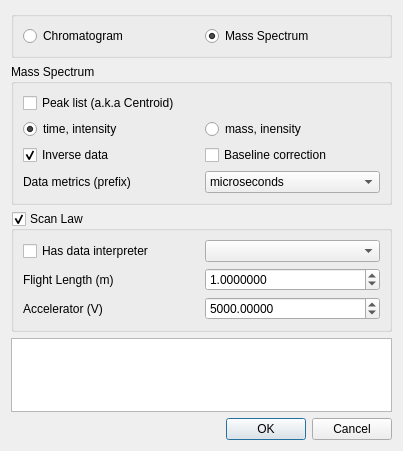
Above: src/adplugins/adtextfile/dialog.ui from qtplatz/qtplatz before the change. Below: the same form after it.
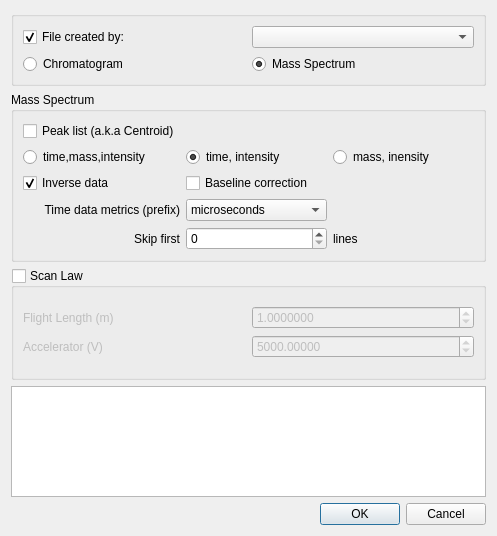
That is the form after the change.

Patch:
```diff
--- a/src/adplugins/adtextfile/dialog.ui
+++ b/src/adplugins/adtextfile/dialog.ui
@@ -6,8 +6,8 @@
    <rect>
     <x>0</x>
     <y>0</y>
-    <width>403</width>
-    <height>451</height>
+    <width>497</width>
+    <height>536</height>
    </rect>
   </property>
   <property name="windowTitle">
@@ -21,15 +21,15 @@
      </property>
      <layout class="QHBoxLayout" name="horizontalLayout_2">
       <item>
-       <layout class="QHBoxLayout" name="horizontalLayout">
-        <item>
+       <layout class="QGridLayout" name="gridLayout_6">
+        <item row="1" column="0">
          <widget class="QRadioButton" name="radioButton">
           <property name="text">
            <string>Chromatogram</string>
           </property>
          </widget>
         </item>
-        <item>
+        <item row="1" column="1">
          <widget class="QRadioButton" name="radioButton_2">
           <property name="text">
            <string>Mass Spectrum</string>
@@ -39,6 +39,19 @@
           </property>
          </widget>
         </item>
+        <item row="0" column="0">
+         <widget class="QCheckBox" name="checkBox">
+          <property name="text">
+           <string>File created by:</string>
+          </property>
+          <property name="checked">
+           <bool>true</bool>
+          </property>
+         </widget>
+        </item>
+        <item row="0" column="1">
+         <widget class="QComboBox" name="comboBox"/>
+        </item>
        </layout>
       </item>
      </layout>
@@ -52,6 +65,23 @@
      <layout class="QGridLayout" name="gridLayout_4">
       <item row="0" column="0">
        <layout class="QGridLayout" name="gridLayout_3">
+        <item row="4" column="0">
+         <widget class="QLabel" name="label_4">
+          <property name="text">
+           <string>Skip first</string>
+          </property>
+          <property name="alignment">
+           <set>Qt::AlignRight|Qt::AlignTrailing|Qt::AlignVCenter</set>
+          </property>
+         </widget>
+        </item>
+        <item row="4" column="1">
+         <widget class="QSpinBox" name="spinBox">
+          <property name="maximum">
+           <number>999</number>
+          </property>
+         </widget>
+        </item>
         <item row="2" column="0">
          <widget class="QCheckBox" name="checkBox_2">
           <property name="text">
@@ -62,23 +92,6 @@
           </property>
          </widget>
         </item>
-        <item row="1" column="0">
-         <widget class="QRadioButton" name="radioButton_3">
-          <property name="text">
-           <string>time, intensity</string>
-          </property>
-          <property name="checked">
-           <bool>true</bool>
-          </property>
-         </widget>
-        </item>
-        <item row="1" column="1">
-         <widget class="QRadioButton" name="radioButton_4">
-          <property name="text">
-           <string>mass, inensity</string>
-          </property>
-         </widget>
-        </item>
         <item row="2" column="1">
          <widget class="QCheckBox" name="checkBox_3">
           <property name="text">
@@ -89,7 +102,10 @@
         <item row="3" column="0">
          <widget class="QLabel" name="label_3">
           <property name="text">
-           <string>Data metrics (prefix)</string>
+           <string>Time data metrics (prefix)</string>
+          </property>
+          <property name="alignment">
+           <set>Qt::AlignRight|Qt::AlignTrailing|Qt::AlignVCenter</set>
           </property>
          </widget>
         </item>
@@ -141,6 +157,37 @@
           </property>
          </widget>
         </item>
+        <item row="4" column="2">
+         <widget class="QLabel" name="label_5">
+          <property name="text">
+           <string>lines</string>
+          </property>
+         </widget>
+        </item>
+        <item row="1" column="0">
+         <widget class="QRadioButton" name="radioButton_5">
+          <property name="text">
+           <string>time,mass,intensity</string>
+          </property>
+         </widget>
+        </item>
+        <item row="1" column="2">
+         <widget class="QRadioButton" name="radioButton_4">
+          <property name="text">
+           <string>mass, inensity</string>
+          </property>
+         </widget>
+        </item>
+        <item row="1" column="1">
+         <widget class="QRadioButton" name="radioButton_3">
+          <property name="text">
+           <string>time, intensity</string>
+          </property>
+          <property name="checked">
+           <bool>true</bool>
+          </property>
+         </widget>
+        </item>
        </layout>
       </item>
      </layout>
@@ -154,6 +201,9 @@
      <property name="checkable">
       <bool>true</bool>
      </property>
+     <property name="checked">
+      <bool>false</bool>
+     </property>
      <layout class="QGridLayout" name="gridLayout_2">
       <item row="0" column="0">
        <layout class="QGridLayout" name="gridLayout">
@@ -180,9 +230,6 @@
           </property>
          </widget>
         </item>
-        <item row="0" column="1">
-         <widget class="QComboBox" name="comboBox"/>
-        </item>
         <item row="1" column="0">
          <widget class="QLabel" name="label">
           <property name="text">
@@ -190,13 +237,6 @@
           </property>
          </widget>
         </item>
-        <item row="0" column="0">
-         <widget class="QCheckBox" name="checkBox">
-          <property name="text">
-           <string>Has data interpreter</string>
-          </property>
-         </widget>
-        </item>
         <item row="2" column="0">
          <widget class="QLabel" name="label_2">
           <property name="text">
```
